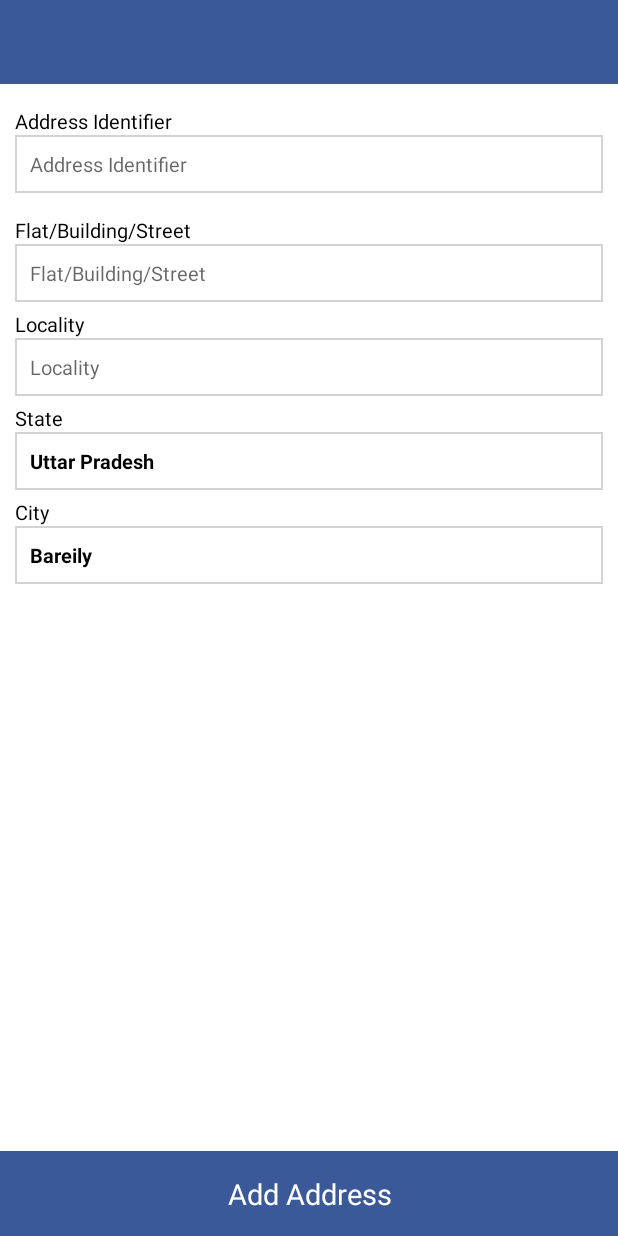
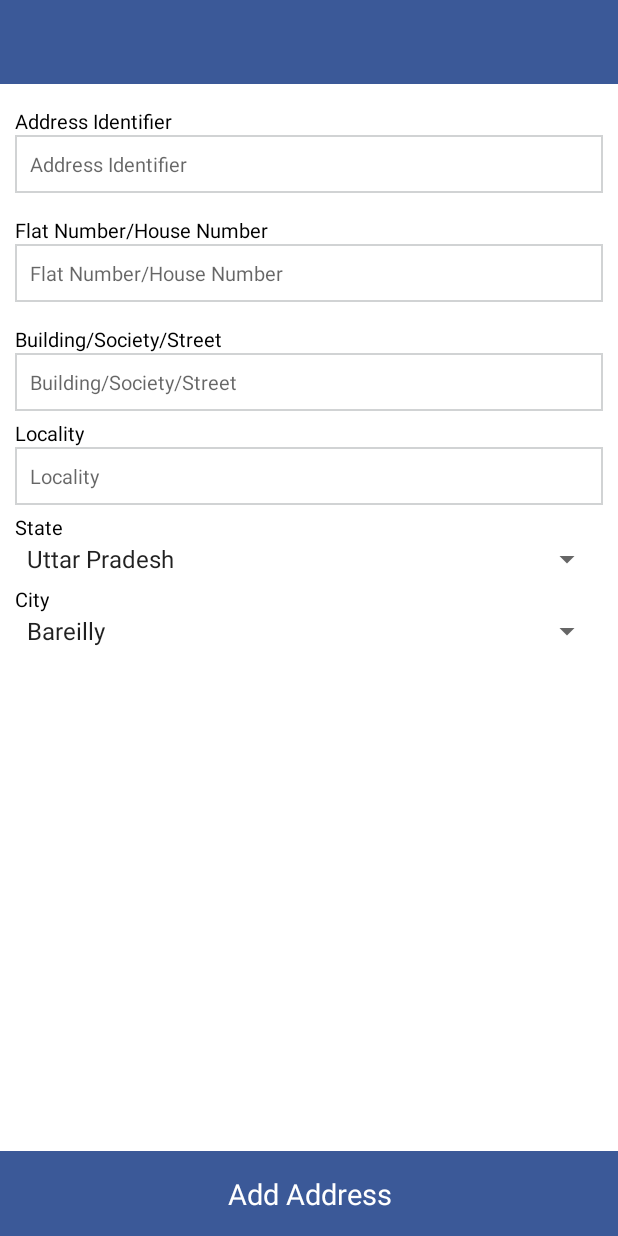
Before and after one commit to stupendous-tanuj/BareilyBazarCustomer, an Android app: the AddAddressActivity screen opened directly, with no data from a screen before it, on a phone screen of 412 x 824 dp. Run offline under Robolectric (Android 15) with nearby library versions, the phone set to English and light mode, and no system bars.

Commit message:
Delivery Address Issue resolved
Delivery Address Issue resolved

```diff
--- a/app/src/main/java/com/app/customerapp/activity/AddAddressActivity.java
+++ b/app/src/main/java/com/app/customerapp/activity/AddAddressActivity.java
@@ -2,7 +2,10 @@ package com.app.customerapp.activity;
 
 import android.os.Bundle;
 import android.view.View;
+import android.widget.AdapterView;
+import android.widget.ArrayAdapter;
 import android.widget.EditText;
+import android.widget.Spinner;
 import android.widget.TextView;
 
 import com.app.customerapp.R;
@@ -15,14 +18,16 @@ import com.app.customerapp.network.AppResponseListener;
 import com.app.customerapp.network.AppRestClient;
 import com.app.customerapp.utils.DialogUtils;
 
+import java.util.List;
+
 
 public class AddAddressActivity extends CustomerAppBaseActivity {
 
     private EditText et_address_flat;
     private EditText et_address_locality;
-    private EditText et_address_city;
-    private EditText et_address_state;
-    private EditText et_address_pincode;
+    private EditText et_address_building;
+    private Spinner spinner_city;
+    private Spinner spinner_state;
     private EditText et_address_identifier;
     private boolean isUpdateAdapter;
     private TextView tv_add_address;
@@ -33,16 +38,16 @@ public class AddAddressActivity extends CustomerAppBaseActivity {
         setContentView(R.layout.activity_add_address);
         setUI();
         getIntentData();
+        setStateSpinner();
     }
 
     private void setUI() {
         et_address_flat = (EditText) findViewById(R.id.et_address_flat);
         et_address_identifier = (EditText) findViewById(R.id.et_address_identifier);
         et_address_locality = (EditText) findViewById(R.id.et_address_locality);
-        et_address_city = (EditText) findViewById(R.id.et_address_city);
-        et_address_state = (EditText) findViewById(R.id.et_address_state);
-
-
+        et_address_building = (EditText) findViewById(R.id.et_address_building);
+        spinner_state = (Spinner) findViewById(R.id.spinner_state);
+        spinner_city = (Spinner) findViewById(R.id.spinner_city);
         tv_add_address = (TextView) findViewById(R.id.tv_add_address);
         tv_add_address.setOnClickListener(this);
     }
@@ -60,14 +65,17 @@ public class AddAddressActivity extends CustomerAppBaseActivity {
                 String areaLocality = getIntent().getExtras().getString(AppConstant.BUNDLE_KEY.areaLocality);
                 String city = getIntent().getExtras().getString(AppConstant.BUNDLE_KEY.city);
                 String state = getIntent().getExtras().getString(AppConstant.BUNDLE_KEY.state);
-                String pincode = getIntent().getExtras().getString(AppConstant.BUNDLE_KEY.pincode);
 
                 et_address_flat.setText(flatNumberHouseNumber);
                 et_address_identifier.setText(addressIdentifier);
                 et_address_locality.setText(areaLocality);
-                et_address_city.setText(city);
-                et_address_state.setText(state);
-                et_address_pincode.setText(pincode);
+                et_address_building.setText(buildingSocietyStreet);
+                if(city.equals(AppConstant.CITY.CITY_BAREILLY))
+                    spinner_city.setSelection(0);
+                if(city.equals(AppConstant.STATE.STATE_UP))
+                    spinner_state.setSelection(0);
+                //et_address_city.setText(city);
+                //et_address_state.setText(state);
 
             } else {
                 tv_add_address.setText(getString(R.string.label_Add_Address));
@@ -89,19 +97,59 @@ public class AddAddressActivity extends CustomerAppBaseActivity {
         }
     }
 
+
+    private void setStateSpinner()
+    {
+        final List<String> stateList = AppConstant.fetchState();
+
+        ArrayAdapter<String> dataAdapter = new ArrayAdapter<String>(this, android.R.layout.simple_spinner_item, stateList);
+        dataAdapter.setDropDownViewResource(android.R.layout.simple_spinner_dropdown_item);
+        spinner_state.setAdapter(dataAdapter);
+        spinner_state.setOnItemSelectedListener(new AdapterView.OnItemSelectedListener() {
+            public void onItemSelected(AdapterView<?> parent, View view, int pos, long id) {
+                setCitySpinner(spinner_state.getSelectedItem().toString());
+            }
+
+            public void onNothingSelected(AdapterView<?> parent) {
+
+            }
+        });
+    }
+
+
+    private void setCitySpinner(String state)
+    {
+        final List<String> cityList = AppConstant.fetchCities(state);
+
+        ArrayAdapter<String> dataAdapter = new ArrayAdapter<String>(this, android.R.layout.simple_spinner_item, cityList);
+        dataAdapter.setDropDownViewResource(android.R.layout.simple_spinner_dropdown_item);
+        spinner_city.setAdapter(dataAdapter);
+        spinner_city.setOnItemSelectedListener(new AdapterView.OnItemSelectedListener() {
+            public void onItemSelected(AdapterView<?> parent, View view, int pos, long id) {
+
+            }
+
+            public void onNothingSelected(AdapterView<?> parent) {
+
+            }
+        });
+    }
+
+
+
     private void updateAddressApi() {
 
         String flatNumber = et_address_flat.getText().toString().trim();
         String addressIdentifier = et_address_identifier.getText().toString().trim();
+        String building = et_address_building.getText().toString().trim();
         String locality = et_address_locality.getText().toString().trim();
-        String pincode = et_address_pincode.getText().toString().trim();
-        String city = et_address_city.getText().toString().trim();
-        String state = et_address_state.getText().toString().trim();
-        if (!DialogUtils.isAddressVerifyEnter(this, flatNumber, addressIdentifier, locality, pincode)) {
+        String city = spinner_city.getSelectedItem().toString();
+        String state = spinner_state.getSelectedItem().toString();
+        if (!DialogUtils.isAddressVerifyEnter(this, flatNumber, addressIdentifier, locality, building)) {
             return;
         }
         showProgressBar();
-        AppHttpRequest request = AppRequestBuilder.updateAddressAPI(flatNumber, addressIdentifier, city, locality, city, state, pincode, new AppResponseListener<CommonResponse>(CommonResponse.class, this) {
+        AppHttpRequest request = AppRequestBuilder.updateAddressAPI(flatNumber, addressIdentifier, building, locality, city, state, new AppResponseListener<CommonResponse>(CommonResponse.class, this) {
             @Override
             public void onSuccess(CommonResponse result) {
                 hideProgressBar();
@@ -121,14 +169,14 @@ public class AddAddressActivity extends CustomerAppBaseActivity {
         String flatNumber = et_address_flat.getText().toString().trim();
         String addressIdentifier = et_address_identifier.getText().toString().trim();
         String locality = et_address_locality.getText().toString().trim();
-        String city = et_address_city.getText().toString().trim();
-        String state = et_address_state.getText().toString().trim();
-        String pincode = et_address_pincode.getText().toString().trim();
-        if (!DialogUtils.isAddressVerifyEnter(this, flatNumber, addressIdentifier, locality, pincode)) {
+        String city = spinner_city.getSelectedItem().toString();
+        String state = spinner_state.getSelectedItem().toString();
+        String building = et_address_building.getText().toString().trim();
+        if (!DialogUtils.isAddressVerifyEnter(this, flatNumber, addressIdentifier, locality, building)) {
             return;
         }
         showProgressBar();
-        AppHttpRequest request = AppRequestBuilder.addAddressAPI(flatNumber, addressIdentifier, city, locality, city, state, pincode, new AppResponseListener<CommonResponse>(CommonResponse.class, this) {
+        AppHttpRequest request = AppRequestBuilder.addAddressAPI(flatNumber, addressIdentifier, building, locality, city, state, new AppResponseListener<CommonResponse>(CommonResponse.class, this) {
             @Override
             public void onSuccess(CommonResponse result) {
                 hideProgressBar();
--- a/app/src/main/java/com/app/customerapp/constant/AppConstant.java
+++ b/app/src/main/java/com/app/customerapp/constant/AppConstant.java
@@ -1,4 +1,7 @@
 package com.app.customerapp.constant;
+
+import java.util.ArrayList;
+import java.util.List;
 
 /**
  * Created by sonia on 18/8/15.
@@ -51,6 +54,39 @@ public class AppConstant {
         String SHOP_CATEGORY_IMGE = "SHOP_CATEGORY_IMGE";
     }
 
+    public interface STATE {
+        String STATE_UP = "Uttar Pradesh";
+    }
+
+    public static List<String> fetchState() {
+        final List<String> stateList = new ArrayList<>();
+        stateList.add(STATE.STATE_UP);
+        return stateList;
+    }
+
+
+
+    public static List<String> fetchCities(String state)
+    {
+        final List<String> cityList = new ArrayList<>();
+        if(state.equals(STATE.STATE_UP)) {
+            cityList.add(CITY.CITY_BAREILLY);
+        }
+
+        return cityList;
+    }
+
+    public interface CITY {
+        String CITY_BAREILLY = "Bareilly";
+    }
+
+    public interface LANGUAGE {
+        String LANGUAGE_ENGLISH = "English";
+        String LANGUAGE_MARATHI = "Marathi";
+        String LANGUAGE_HINDI = "Hindi";
+    }
+
+
     public interface PreferenceKeeperNames {
         String USER_MOBILE_NUMBER = "mobile_number";
         String LOGIN = "user_login";
--- a/app/src/main/java/com/app/customerapp/utils/AppUtil.java
+++ b/app/src/main/java/com/app/customerapp/utils/AppUtil.java
@@ -14,6 +14,7 @@ import com.google.gson.Gson;
 import com.google.gson.JsonElement;
 import com.google.gson.JsonObject;
 import com.google.gson.JsonParser;
+import com.google.gson.stream.JsonReader;
 
 import java.text.DateFormat;
 import java.text.ParseException;
@@ -41,6 +42,9 @@ public class AppUtil {
     public static JsonObject parseJson(String response) {
         JsonObject jo = null;
         JsonElement e = null;
+        if(response.charAt(0)!='{')
+            response = response.substring(3);
+        Log.i("Response test", response.substring(3));
         return new JsonParser().parse(response).getAsJsonObject();
     }
 
--- a/app/src/main/res/layout/activity_add_address.xml
+++ b/app/src/main/res/layout/activity_add_address.xml
@@ -44,7 +44,7 @@
                 android:layout_width="wrap_content"
                 android:layout_height="wrap_content"
                 android:layout_marginTop="@dimen/dp_15"
-                android:text="@string/label_Flat_Building_Street"
+                android:text="@string/label_Flat_Number"
                 android:textColor="@color/black"
                 android:textSize="@dimen/sp_13" />
 
@@ -53,9 +53,27 @@
                 android:layout_width="match_parent"
                 android:layout_height="wrap_content"
                 android:background="@drawable/edittext_background"
-                android:hint="@string/hint_Flat_Building_Street"
+                android:hint="@string/hint_Flat_Number"
                 android:padding="@dimen/dp_10"
                 android:textSize="@dimen/sp_13" />
+
+            <TextView
+                android:layout_width="wrap_content"
+                android:layout_height="wrap_content"
+                android:layout_marginTop="@dimen/dp_15"
+                android:text="@string/label_Building_Street"
+                android:textColor="@color/black"
+                android:textSize="@dimen/sp_13" />
+
+            <EditText
+                android:id="@+id/et_address_building"
+                android:layout_width="match_parent"
+                android:layout_height="wrap_content"
+                android:background="@drawable/edittext_background"
+                android:hint="@string/hint_Building_Street"
+                android:padding="@dimen/dp_10"
+                android:textSize="@dimen/sp_13" />
+
 
 
             <TextView
@@ -83,17 +101,10 @@
                 android:textColor="@color/black"
                 android:textSize="@dimen/sp_13" />
 
-            <EditText
-                android:id="@+id/et_address_state"
+            <Spinner
+                android:id="@+id/spinner_state"
                 android:layout_width="match_parent"
-                android:layout_height="wrap_content"
-                android:background="@drawable/edittext_background"
-                android:enabled="false"
-                android:padding="@dimen/dp_10"
-                android:text="Uttar Pradesh"
-                android:textColor="@color/black"
-                android:textSize="@dimen/sp_13"
-                android:textStyle="bold" />
+                android:layout_height="wrap_content" />
 
             <TextView
                 android:layout_width="wrap_content"
@@ -103,17 +114,10 @@
                 android:textColor="@color/black"
                 android:textSize="@dimen/sp_13" />
 
-            <EditText
-                android:id="@+id/et_address_city"
+            <Spinner
+                android:id="@+id/spinner_city"
                 android:layout_width="match_parent"
-                android:layout_height="wrap_content"
-                android:background="@drawable/edittext_background"
-                android:enabled="false"
-                android:padding="@dimen/dp_10"
-                android:text="Bareily"
-                android:textColor="@color/black"
-                android:textSize="@dimen/sp_13"
-                android:textStyle="bold" />
+                android:layout_height="wrap_content" />
 
 
         </LinearLayout>
--- a/app/src/main/res/values/strings.xml
+++ b/app/src/main/res/values/strings.xml
@@ -41,13 +41,16 @@
     <string name="enter_pincode">Please enter pincode</string>
     <string name="enter_term_condition">Please chack Term and Condition</string>
     <string name="enter_flatnumber">Please enter flat or house number</string>
+    <string name="enter_building">Please enter Building/Society/Street.</string>
     <string name="enter_add_idenitifier">Please enter address identifier like (House name, Your name, Address, City ext name, which is unique identifier)</string>
 
     <!-- Add Address -->
     <string name="label_Address_Identifier">Address Identifier</string>
     <string name="hint_Address_Identifier">Address Identifier</string>
-    <string name="label_Flat_Building_Street">Flat/Building/Street</string>
-    <string name="hint_Flat_Building_Street">Flat/Building/Street</string>
+    <string name="label_Flat_Number">Flat Number/House Number</string>
+    <string name="hint_Flat_Number">Flat Number/House Number</string>
+    <string name="label_Building_Street">Building/Society/Street</string>
+    <string name="hint_Building_Street">Building/Society/Street</string>
     <string name="label_Locality">Locality</string>
     <string name="hint_Locality">Locality</string>
     <string name="label_State">State</string>
@@ -142,7 +145,7 @@
     <string name="label_Update_Profile">Register User</string>
 
     <string name="title_Update_Address">Update Address</string>
-    <string name="title_Add_Address">Update Address</string>
+    <string name="title_Add_Address">Add Address</string>
     <string name="title_Contact_Us">Contact Us</string>
     <string name="title_Delivery_Address">Delivery Address</string>
     <string name="title_Update_Profile">Update Profile</string>
```
Also changed, not shown: app/src/main/java/com/app/customerapp/network/AppRequestBuilder.java (+3 -5 lines), app/src/main/java/com/app/customerapp/utils/DialogUtils.java (+10 -8 lines), 2 other files.
